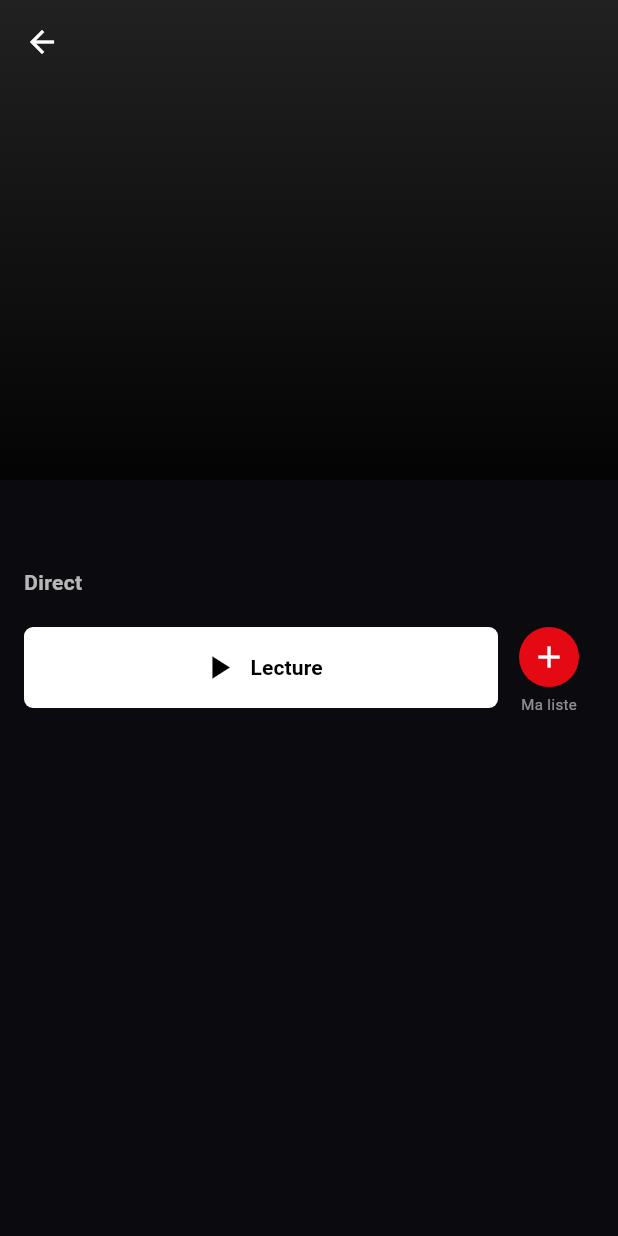
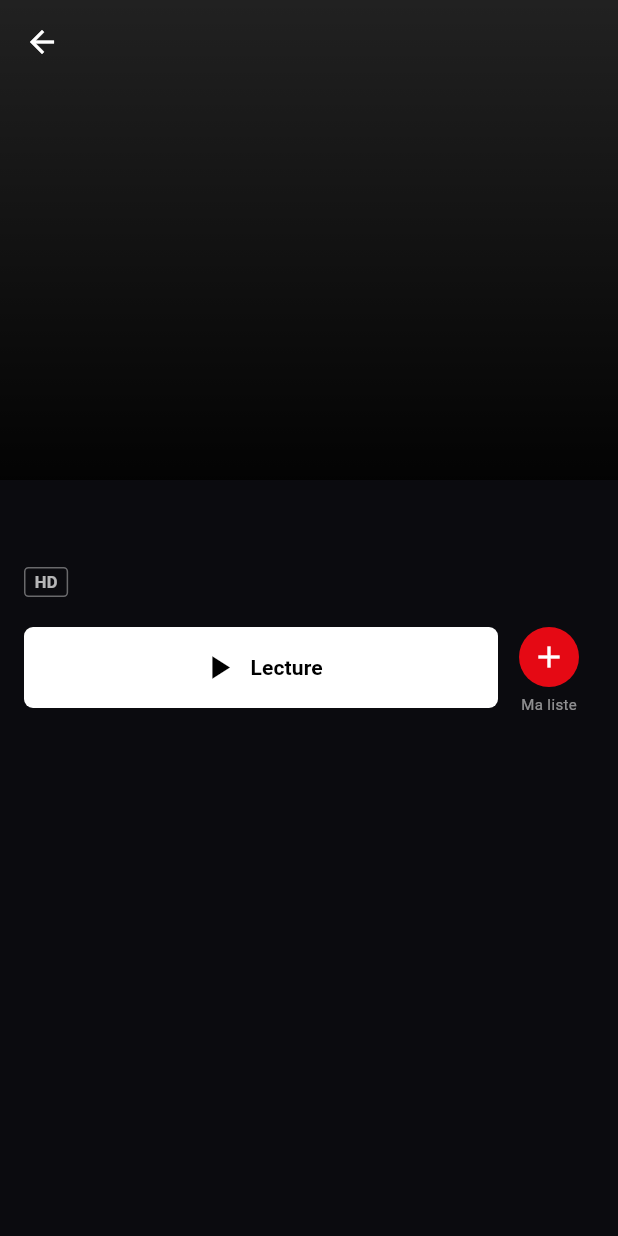
Before and after one commit to realycracked/Claude, a Flutter app: the DetailScreen screen opened directly with empty values, on a phone screen of 412 x 824 dp. Run offline on Flutter 3.47's test engine with Material 3 defaults, Android fonts, the phone set to English and light mode, and no system bars; our stand-ins replace cached_network_image, shared_preferences, supabase_flutter; missing offline and left inert: media_kit, media_kit_video; accounts and stored records are empty.

Commit message:
fix+polish: corrige la map const à clés double + polish accueil v3
- Corrige l'erreur de build v2 : la Map des vitesses de lecture ne peut
  pas être const (clés double sans égalité primitive en Dart 3).
- Chargement en shimmer (HomeSkeleton) au lieu d'un écran vide.
- Accueil refait : barre du haut immersive qui se teinte au scroll,
  onglets Tout/Films/Séries, bannière plein écran.
- Fiche détail : score "% pour vous" en vert, badge HD, nb de saisons.

[local uniquement — pas encore poussé, polish en cours]

Co-Authored-By: Claude Opus 4.8 <noreply@anthropic.com>
Claude-Session: https://claude.ai/code/session_01NBkuxWWg2vgNfWYZDtaQ3N

```diff
--- a/lib/ui/screens/detail_screen.dart
+++ b/lib/ui/screens/detail_screen.dart
@@ -144,28 +144,36 @@ class _DetailScreenState extends State<DetailScreen> {
 
   Widget _metaRow(MediaItem item) {
     final parts = <Widget>[];
-    if (item.year.isNotEmpty) parts.add(_chipText(item.year));
     if (item.rating > 0) {
-      parts.add(Row(
-        mainAxisSize: MainAxisSize.min,
-        children: [
-          const Icon(Icons.star, size: 15, color: Colors.amber),
-          const SizedBox(width: 3),
-          Text(item.rating.toStringAsFixed(1),
-              style: const TextStyle(color: Colors.white70)),
-        ],
+      final match = (item.rating * 10).clamp(0, 100).round();
+      parts.add(Text(
+        '$match % pour vous',
+        style: const TextStyle(
+            color: Color(0xFF46D369), fontWeight: FontWeight.w700, fontSize: 13),
       ));
     }
-    parts.add(_chipText(item.isSeries
-        ? 'Série'
-        : item.isLive
-            ? 'Direct'
-            : 'Film'));
-    return Wrap(spacing: 12, runSpacing: 6, children: parts);
+    if (item.year.isNotEmpty) parts.add(_chipText(item.year));
+    parts.add(_badge('HD'));
+    if (item.isSeries && item.seasonNumbers.isNotEmpty) {
+      parts.add(_chipText('${item.seasonNumbers.length} saison'
+          '${item.seasonNumbers.length > 1 ? 's' : ''}'));
+    }
+    return Wrap(spacing: 10, runSpacing: 6, crossAxisAlignment: WrapCrossAlignment.center, children: parts);
   }
 
   Widget _chipText(String s) => Text(s,
       style: const TextStyle(color: Colors.white70, fontWeight: FontWeight.w600));
+
+  Widget _badge(String s) => Container(
+        padding: const EdgeInsets.symmetric(horizontal: 6, vertical: 1),
+        decoration: BoxDecoration(
+          border: Border.all(color: Colors.white38),
+          borderRadius: BorderRadius.circular(3),
+        ),
+        child: Text(s,
+            style: const TextStyle(
+                color: Colors.white70, fontSize: 11, fontWeight: FontWeight.w700)),
+      );
 
   Widget _actions(BuildContext context, MediaItem item, bool isFav) {
     return Row(
--- a/lib/ui/screens/settings_screen.dart
+++ b/lib/ui/screens/settings_screen.dart
@@ -143,7 +143,7 @@ class SettingsScreen extends StatelessWidget {
             icon: Icons.speed,
             label: 'Vitesse de lecture par défaut',
             value: s.playbackSpeed,
-            options: const {
+            options: <double, String>{
               0.5: '0.5×',
               0.75: '0.75×',
               1.0: 'Normale (1×)',
```
Also changed, not shown: lib/ui/screens/home_screen.dart (+141 -63 lines), lib/ui/widgets/shimmer.dart (added, +123 -0 lines).
